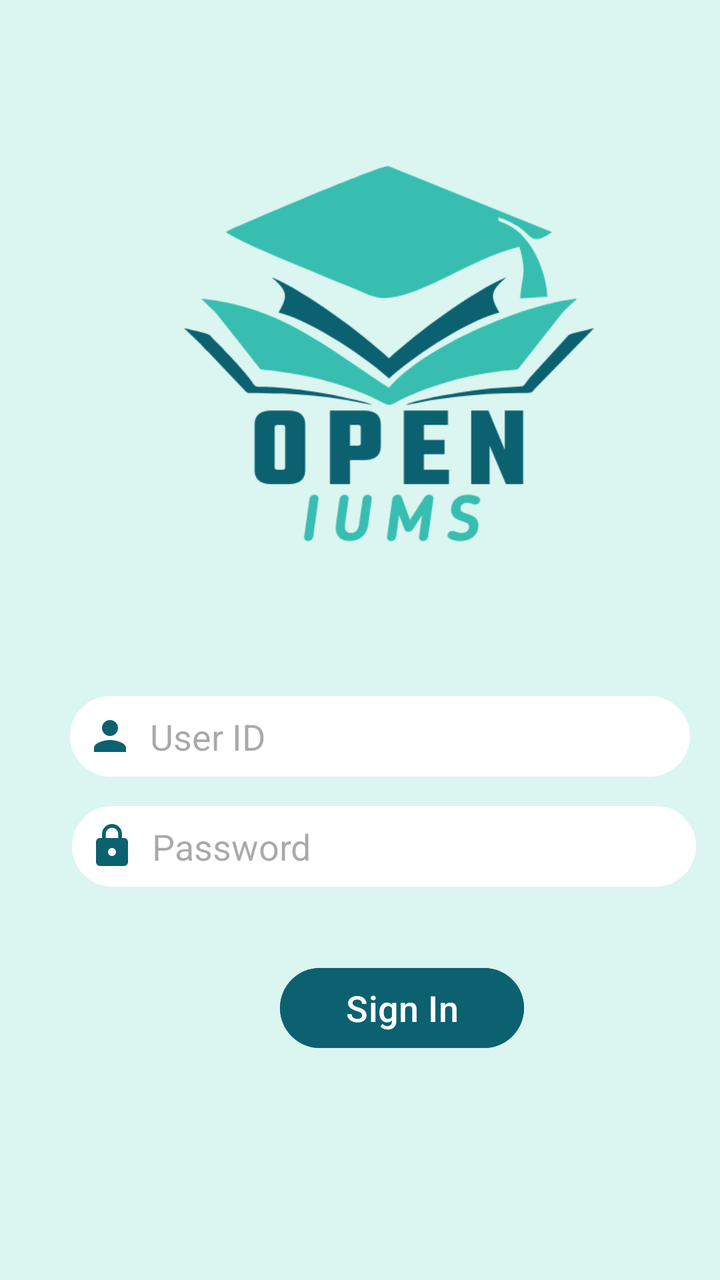
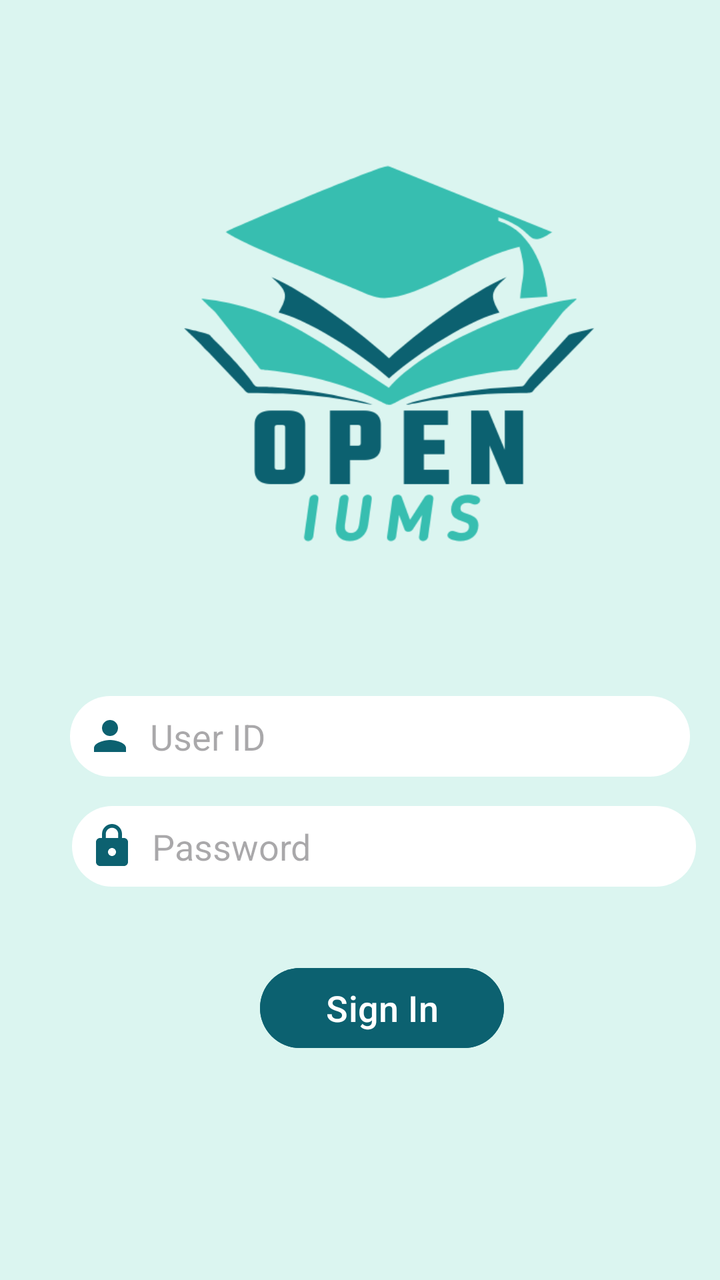

An Android layout rendered at two revisions. The XML below is the earlier revision; the diff shows what the commit changed to produce the second picture.
<!-- AndroidManifest.xml: application theme Theme.OpenIUMS2 -->
<!-- res/layout/activity_log_in_page.xml -->
<AbsoluteLayout xmlns:android="http://schemas.android.com/apk/res/android"
    xmlns:app="http://schemas.android.com/apk/res-auto"
    xmlns:tools="http://schemas.android.com/tools"
    android:layout_width="fill_parent"
    android:layout_height="fill_parent"
    android:background="#DBF5F0"
    app:circularflow_radiusInDP="50dp">

    <EditText
        android:id="@+id/login_username"
        android:layout_width="310dp"
        android:layout_height="wrap_content"
        android:layout_marginTop="20dp"
        android:layout_x="35dp"
        android:layout_y="348dp"
        android:background="@drawable/radius"
        android:drawableLeft="@drawable/baseline_person_24"
        android:drawablePadding="8dp"
        android:hint="User ID"
        android:padding="8dp"
        android:textColor="@color/black" />

    <EditText
        android:id="@+id/login_password"
        android:layout_width="312dp"
        android:layout_height="wrap_content"
        android:layout_marginTop="20dp"
        android:layout_x="36dp"
        android:layout_y="403dp"
        android:background="@drawable/radius"
        android:drawableLeft="@drawable/baseline_lock_24"
        android:drawablePadding="8dp"
        android:hint="Password"
        android:inputType="textPassword"
        android:padding="8dp"
        android:textColor="@color/black" />

    <Button
        android:id="@+id/login_button"
        android:layout_width="122dp"
        android:layout_height="wrap_content"
        android:layout_marginTop="30dp"
        android:layout_x="140dp"
        android:layout_y="480dp"
        android:backgroundTint="@color/Midnight_Blue"
        android:text="Sign In"
        android:textColor="@color/white"
        android:textSize="18sp"
        app:cornerRadius="50dp" />

    <ImageView
        android:id="@+id/imageView4"
        android:layout_width="257dp"
        android:layout_height="239dp"
        android:layout_x="66dp"
        android:layout_y="80dp"
        app:srcCompat="@drawable/logo" />

</AbsoluteLayout>
<!-- resources referenced by this layout -->
<resources>
  <color name="Midnight_Blue">#0C6170</color>
  <color name="black">#FF000000</color>
  <color name="white">#FFFFFFFF</color>
  <!-- drawable baseline_lock_24 (drawable) -->
  <vector android:height="24dp" android:tint="#0C6170"
      android:viewportHeight="24" android:viewportWidth="24"
      android:width="24dp" xmlns:android="http://schemas.android.com/apk/res/android">
      <path android:fillColor="@android:color/white" android:pathData="M18,8h-1L17,6c0,-2.76 -2.24,-5 -5,-5S7,3.24 7,6v2L6,8c-1.1,0 -2,0.9 -2,2v10c0,1.1 0.9,2 2,2h12c1.1,0 2,-0.9 2,-2L20,10c0,-1.1 -0.9,-2 -2,-2zM12,17c-1.1,0 -2,-0.9 -2,-2s0.9,-2 2,-2 2,0.9 2,2 -0.9,2 -2,2zM15.1,8L8.9,8L8.9,6c0,-1.71 1.39,-3.1 3.1,-3.1 1.71,0 3.1,1.39 3.1,3.1v2z"/>
  </vector>
  <!-- drawable baseline_person_24 (drawable) -->
  <vector android:height="24dp" android:tint="#0C6170"
      android:viewportHeight="24" android:viewportWidth="24"
      android:width="24dp" xmlns:android="http://schemas.android.com/apk/res/android">
      <path android:fillColor="@android:color/white" android:pathData="M12,12c2.21,0 4,-1.79 4,-4s-1.79,-4 -4,-4 -4,1.79 -4,4 1.79,4 4,4zM12,14c-2.67,0 -8,1.34 -8,4v2h16v-2c0,-2.66 -5.33,-4 -8,-4z"/>
  </vector>
  <!-- drawable logo: png bitmap (drawable-v24, 24164 bytes) -->
  <!-- drawable radius (drawable) -->
  <?xml version="1.0" encoding="utf-8"?>
  <shape xmlns:android="http://schemas.android.com/apk/res/android">
      <corners android:radius="5000dp" /> 
      <solid android:color="@color/white" />
  </shape>
  <style name="Theme.OpenIUMS2" parent="Base.Theme.OpenIUMS2" />
  <style name="Base.Theme.OpenIUMS2" parent="Theme.Material3.DayNight.NoActionBar">
          
          
      </style>
</resources>

<!-- the commit's change to res/layout/activity_log_in_page.xml (unified diff, before → after) -->
@@ -40,7 +40,7 @@
         android:layout_width="122dp"
         android:layout_height="wrap_content"
         android:layout_marginTop="30dp"
-        android:layout_x="140dp"
+        android:layout_x="130dp"
         android:layout_y="480dp"
         android:backgroundTint="@color/Midnight_Blue"
         android:text="Sign In"
